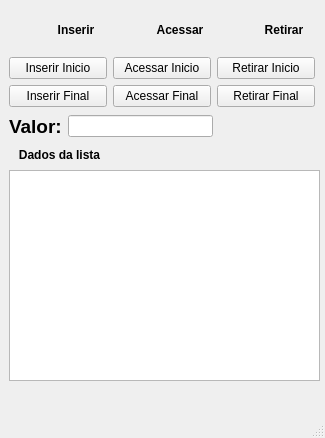
The window that Lista/mainwindow.ui (cpedrohenrique1/Lista) describes before a commit, drawn with Qt 5.
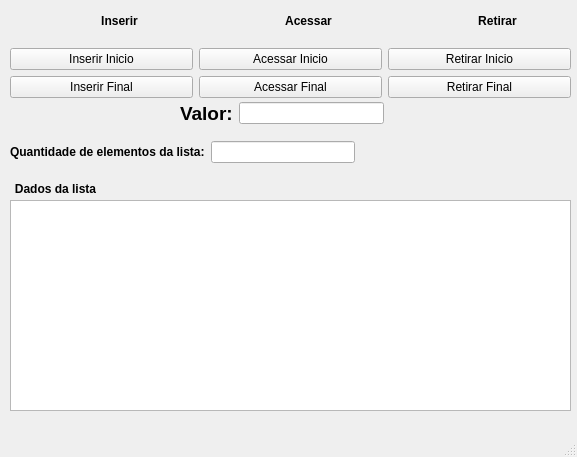
The same window after the commit. Icons and pictures are not drawn.

Patch:
```diff
--- a/Lista/mainwindow.ui
+++ b/Lista/mainwindow.ui
@@ -6,8 +6,8 @@
    <rect>
     <x>0</x>
     <y>0</y>
-    <width>325</width>
-    <height>438</height>
+    <width>577</width>
+    <height>457</height>
    </rect>
   </property>
   <property name="windowTitle">
@@ -17,9 +17,9 @@
    <widget class="QLabel" name="label_5">
     <property name="geometry">
      <rect>
-      <x>9</x>
-      <y>146</y>
-      <width>101</width>
+      <x>10</x>
+      <y>180</y>
+      <width>91</width>
       <height>18</height>
      </rect>
     </property>
@@ -30,8 +30,8 @@
    <widget class="QWidget" name="layoutWidget">
     <property name="geometry">
      <rect>
-      <x>9</x>
-      <y>113</y>
+      <x>180</x>
+      <y>100</y>
       <width>204</width>
       <height>27</height>
      </rect>
@@ -68,19 +68,19 @@
    <widget class="QTextEdit" name="saida">
     <property name="geometry">
      <rect>
-      <x>9</x>
-      <y>170</y>
-      <width>311</width>
+      <x>10</x>
+      <y>200</y>
+      <width>561</width>
       <height>211</height>
      </rect>
     </property>
    </widget>
-   <widget class="QWidget" name="">
+   <widget class="QWidget" name="layoutWidget">
     <property name="geometry">
      <rect>
-      <x>9</x>
-      <y>9</y>
-      <width>306</width>
+      <x>10</x>
+      <y>0</y>
+      <width>561</width>
       <height>98</height>
      </rect>
     </property>
@@ -243,6 +243,28 @@
      </item>
     </layout>
    </widget>
+   <widget class="QWidget" name="">
+    <property name="geometry">
+     <rect>
+      <x>10</x>
+      <y>140</y>
+      <width>345</width>
+      <height>24</height>
+     </rect>
+    </property>
+    <layout class="QHBoxLayout" name="horizontalLayout_4">
+     <item>
+      <widget class="QLabel" name="label_9">
+       <property name="text">
+        <string>&lt;html&gt;&lt;head/&gt;&lt;body&gt;&lt;p&gt;&lt;span style=&quot; font-weight:700;&quot;&gt;Quantidade de elementos da lista:&lt;/span&gt;&lt;/p&gt;&lt;/body&gt;&lt;/html&gt;</string>
+       </property>
+      </widget>
+     </item>
+     <item>
+      <widget class="QLineEdit" name="lineEdit_OutputElementos"/>
+     </item>
+    </layout>
+   </widget>
   </widget>
   <widget class="QMenuBar" name="menubar">
    <property name="geometry">
```
Left out of the diff: 4 changed lines with no effect on the pictures.
